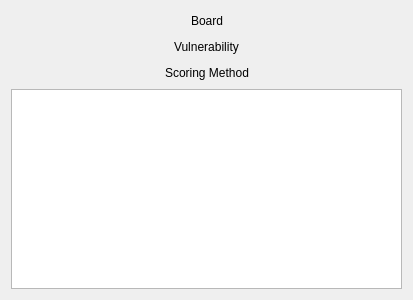
First picture: the form in ZBridge/cpointscoredialog.ui, repository erik-knudsen/BridgeZ, before the edit.
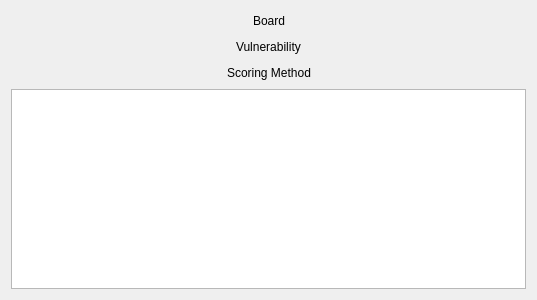
Second picture: the form after the edit.

Patch:
```diff
--- a/ZBridge/cpointscoredialog.ui
+++ b/ZBridge/cpointscoredialog.ui
@@ -6,7 +6,7 @@
    <rect>
     <x>0</x>
     <y>0</y>
-    <width>413</width>
+    <width>537</width>
     <height>300</height>
    </rect>
   </property>
```
